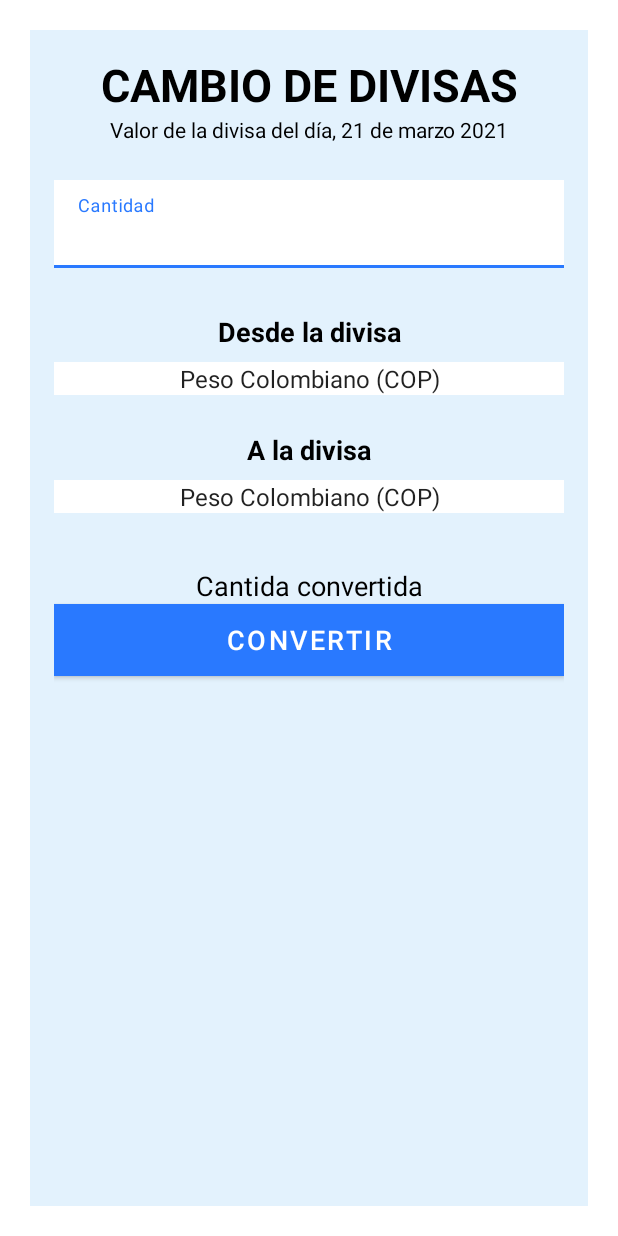
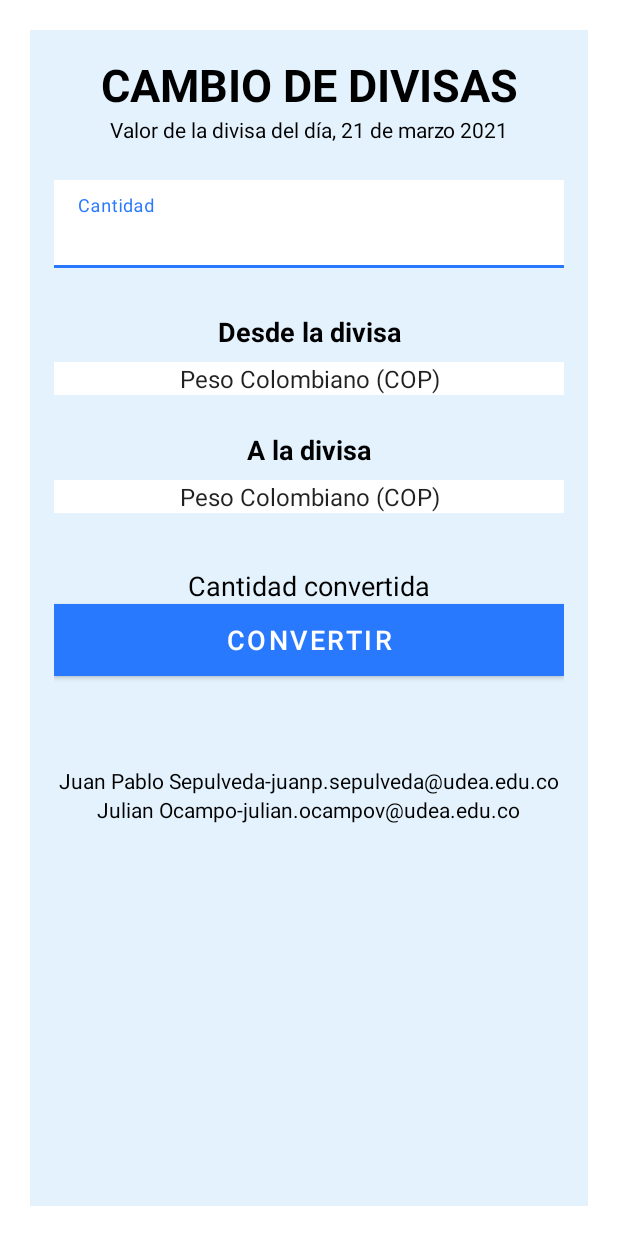
Before and after one commit to julianocampov/Practica1_2, an Android app: the layout activity_main.xml on its own in the app's theme, with its tools: preview values and no code run, on a phone screen of 412 x 824 dp. Run offline under Robolectric (Android 15) with nearby library versions, the phone set to English and light mode, and no system bars.

Commit message:
Versión final

```diff
--- a/app/src/main/res/layout/activity_main.xml
+++ b/app/src/main/res/layout/activity_main.xml
@@ -113,4 +113,21 @@
         android:textColorLink="@color/md_blue_A400"
         android:textSize="18sp" />
 
+    <TextView
+        android:id="@+id/textView"
+        android:layout_width="wrap_content"
+        android:layout_height="wrap_content"
+        android:layout_gravity="center"
+        android:layout_marginTop="60dp"
+        android:text="@string/name1"
+        android:textColor="@color/black" />
+
+    <TextView
+        android:id="@+id/textView2"
+        android:layout_width="wrap_content"
+        android:layout_height="wrap_content"
+        android:layout_gravity="center"
+        android:text="@string/name2"
+        android:textColor="@color/black" />
+
 </LinearLayout>
--- a/app/src/main/res/values-night/themes.xml
+++ b/app/src/main/res/values-night/themes.xml
@@ -2,15 +2,16 @@
     <!-- Base application theme. -->
     <style name="Theme.Practica1_2" parent="Theme.MaterialComponents.DayNight.DarkActionBar">
         <!-- Primary brand color. -->
-        <item name="colorPrimary">@color/purple_200</item>
-        <item name="colorPrimaryVariant">@color/purple_700</item>
-        <item name="colorOnPrimary">@color/black</item>
+        <item name="colorPrimary">@color/md_blue_A400</item>
+        <item name="colorPrimaryVariant">@color/md_blue_A400</item>
+        <item name="colorOnPrimary">@color/md_orange_50</item>
         <!-- Secondary brand color. -->
         <item name="colorSecondary">@color/teal_200</item>
         <item name="colorSecondaryVariant">@color/teal_200</item>
         <item name="colorOnSecondary">@color/black</item>
         <!-- Status bar color. -->
         <item name="android:statusBarColor" tools:targetApi="l">?attr/colorPrimaryVariant</item>
+        <item name="android:textColorPrimary" tools:targetApi="l">@color/black</item>
         <!-- Customize your theme here. -->
     </style>
 </resources>
--- a/app/src/main/res/values/strings.xml
+++ b/app/src/main/res/values/strings.xml
@@ -5,6 +5,8 @@
     <string name="amount">Cantidad</string>
     <string name="from_currency">Desde la divisa</string>
     <string name="to_currency">A la divisa</string>
-    <string name="change_currency">Cantida convertida</string>
+    <string name="change_currency">Cantidad convertida</string>
     <string name="turn_into">Convertir</string>
+    <string name="name1">Juan Pablo Sepulveda-juanp.sepulveda@udea.edu.co</string>
+    <string name="name2">Julian Ocampo-julian.ocampov@udea.edu.co</string>
 </resources>
```
